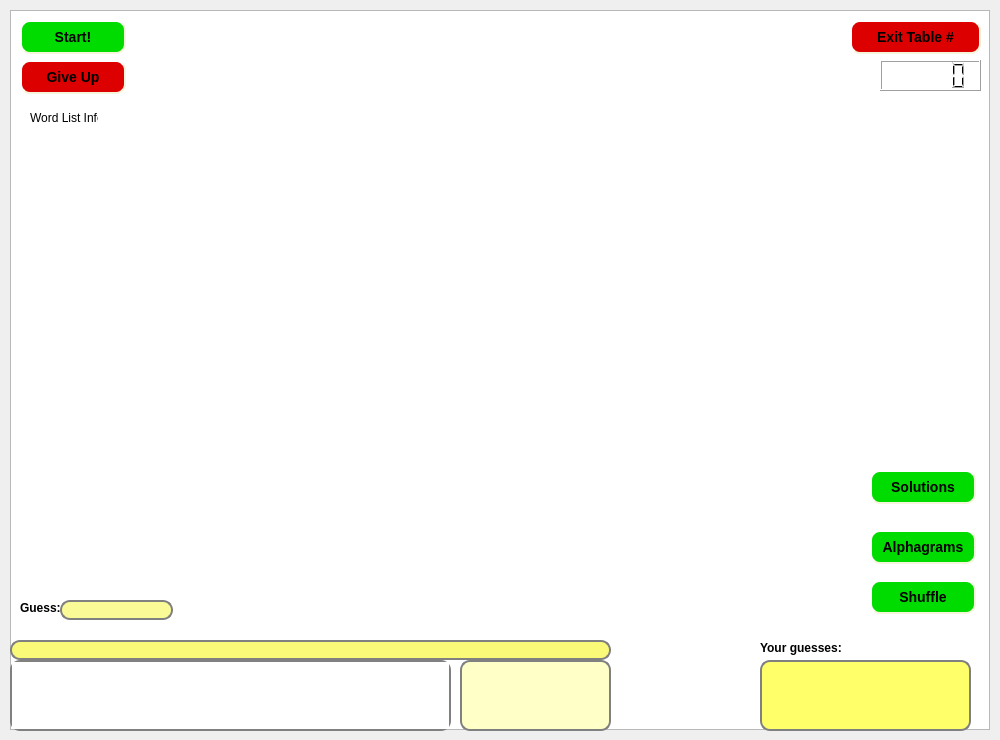
The window that trunk/client/src/tableForm.ui (domino14/aerolithdesktop) describes before a commit, drawn with Qt 5.
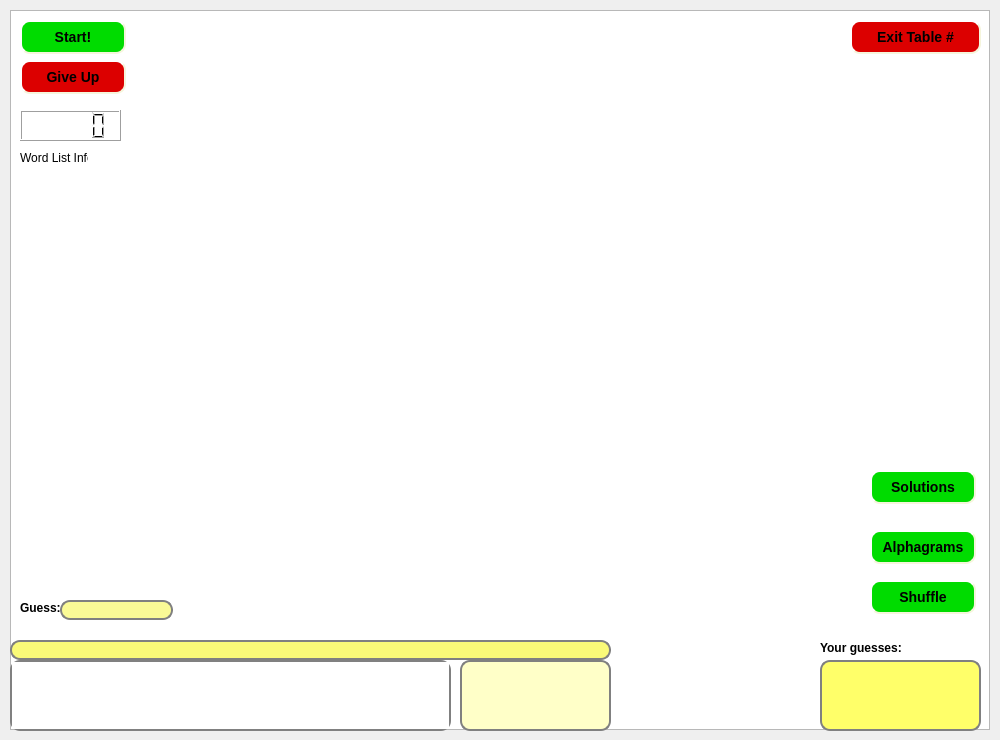
The same window after the commit.

```diff
--- a/trunk/client/src/tableForm.ui
+++ b/trunk/client/src/tableForm.ui
@@ -232,8 +232,8 @@
   <widget class="QLCDNumber" name="lcdNumberTimer" >
    <property name="geometry" >
     <rect>
-     <x>880</x>
-     <y>60</y>
+     <x>20</x>
+     <y>110</y>
      <width>101</width>
      <height>31</height>
     </rect>
@@ -366,9 +366,9 @@
   <widget class="QTextEdit" name="textEditGuesses" >
    <property name="geometry" >
     <rect>
-     <x>760</x>
+     <x>820</x>
      <y>660</y>
-     <width>211</width>
+     <width>161</width>
      <height>71</height>
     </rect>
    </property>
@@ -386,7 +386,7 @@
   <widget class="QLabel" name="label_2" >
    <property name="geometry" >
     <rect>
-     <x>760</x>
+     <x>820</x>
      <y>640</y>
      <width>101</width>
      <height>16</height>
@@ -435,8 +435,8 @@
   <widget class="QLabel" name="labelWordListInfo" >
    <property name="geometry" >
     <rect>
-     <x>30</x>
-     <y>110</y>
+     <x>20</x>
+     <y>150</y>
      <width>68</width>
      <height>16</height>
     </rect>
```
Left out of the diff: 2 changed lines with no effect on the pictures.
